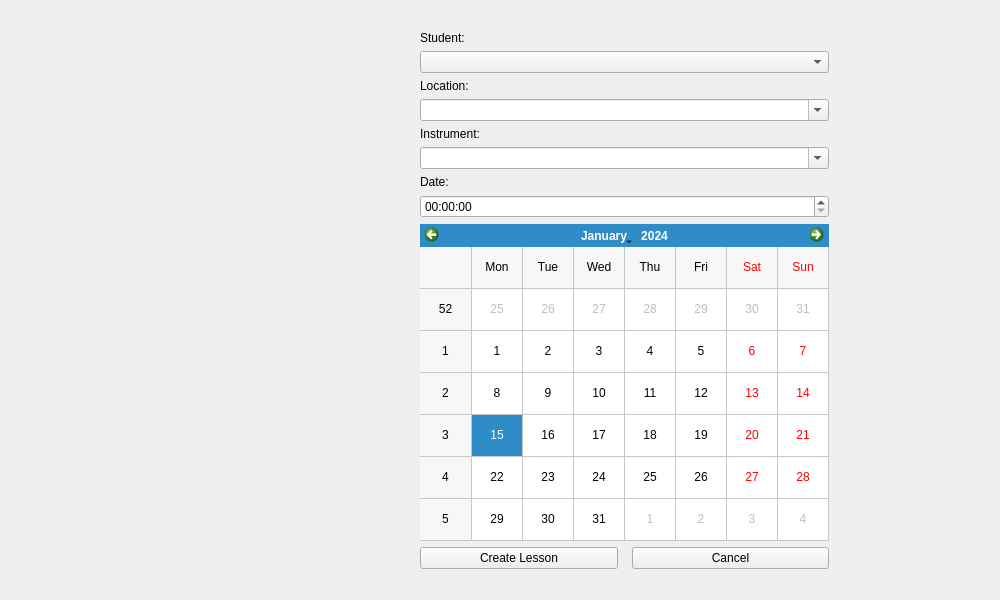
Before: the Qt Designer form designer/new_lesson.ui in ltrel/piu-mosso-client, drawn with Qt 5.
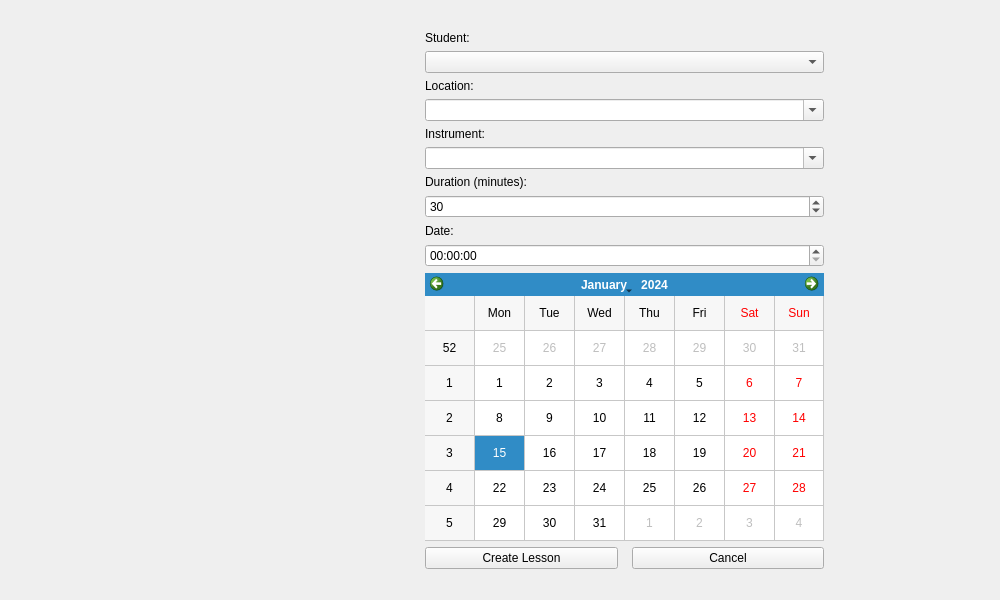
After: the same form once the commit is applied.

Commit message: Allow user to choose lesson duration

Diff of the .ui file:
```diff
--- a/designer/new_lesson.ui
+++ b/designer/new_lesson.ui
@@ -28,13 +28,13 @@
    <item>
     <layout class="QVBoxLayout" name="verticalLayout">
      <property name="leftMargin">
-      <number>160</number>
+      <number>165</number>
      </property>
      <property name="topMargin">
       <number>20</number>
      </property>
      <property name="rightMargin">
-      <number>160</number>
+      <number>165</number>
      </property>
      <property name="bottomMargin">
       <number>20</number>
@@ -77,6 +77,23 @@
        </property>
       </widget>
      </item>
+     <item>
+      <widget class="QLabel" name="label_5">
+       <property name="text">
+        <string>Duration (minutes):</string>
+       </property>
+      </widget>
+     </item>
+     <item>
+      <widget class="QSpinBox" name="minutes_spinbox">
+       <property name="maximum">
+        <number>120</number>
+       </property>
+       <property name="value">
+        <number>30</number>
+       </property>
+      </widget>
+     </item>
      <item>
       <widget class="QLabel" name="label_4">
        <property name="text">
```
The commit also changes 2 other files.
